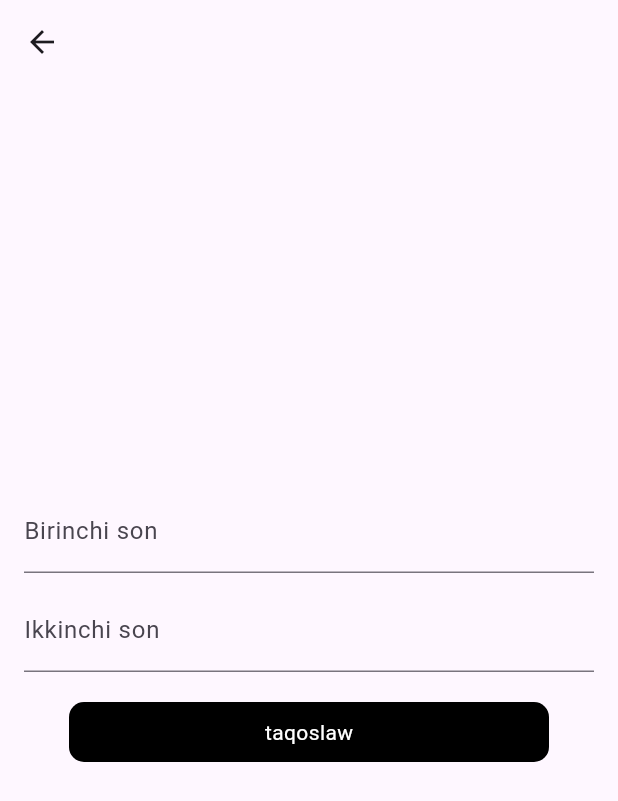
After one commit to islomhon/if-else-trainings, a Flutter app: the screen it shows after launch, after a tap on "Comparison", on a phone screen of 412 x 824 dp. The commit adds this screen. Shown: the top 801 px of the screen. Run offline on Flutter 3.47's test engine with Material 3 defaults, Android fonts, the phone set to English and light mode, and no system bars.

Commit message:
main sahifasi ozgardi va yana 2ta mashq joylandi

```diff
--- /dev/null
+++ b/lib/GridConstants.dart
@@ -0,0 +1,31 @@
+import 'package:flutter/material.dart';
+
+class PageContainer extends StatelessWidget {
+  final String pageName;
+  final Widget page;
+
+  const PageContainer({super.key, required this.pageName, required this.page});
+
+  @override
+  Widget build(BuildContext context) {
+    return InkWell(
+      onTap: () {
+        Navigator.push(context, MaterialPageRoute(builder: (context) => page));
+      },
+      child: Container(
+        padding: EdgeInsets.all(12),
+        decoration: BoxDecoration(
+          color: Colors.black,
+          borderRadius: BorderRadius.circular(20),
+        ),
+        child: Center(
+          child: Text(
+            pageName,
+            style: const TextStyle(
+                color: Colors.white, fontSize: 14, fontWeight: FontWeight.bold),
+          ),
+        ),
+      ),
+    );
+  }
+}
--- a/lib/main.dart
+++ b/lib/main.dart
@@ -1,19 +1,66 @@
 import 'package:flutter/material.dart';
+import 'package:if_else/GridConstants.dart';
 import 'package:if_else/test1.dart';
 import 'package:if_else/test2.dart';
 import 'package:if_else/test3.dart';
+import 'package:if_else/test4.dart';
 
 void main() {
   runApp(const MyApp());
 }
-class MyApp extends StatelessWidget {
+
+class MyApp extends StatefulWidget {
   const MyApp({super.key});
 
   @override
+  State<MyApp> createState() => _MyAppState();
+}
+
+class _MyAppState extends State<MyApp> {
+  @override
   Widget build(BuildContext context) {
-    return  MaterialApp(debugShowCheckedModeBanner: false,
-      home: Containers()
-
+    return MaterialApp(
+      debugShowCheckedModeBanner: false,
+      home: Scaffold(
+        appBar: AppBar(
+          title: Text('if else mashqlar'),
+        ),
+        body: Padding(
+          padding: EdgeInsets.symmetric(horizontal: 20, vertical: 20),
+          child: Column(
+            children: [
+              Container(
+                padding: EdgeInsets.all(15),
+                width: double.infinity,
+                height: 400,
+                child: GridView(
+                  gridDelegate: SliverGridDelegateWithFixedCrossAxisCount(
+                    crossAxisCount: 2,
+                    mainAxisSpacing: 10,
+                    crossAxisSpacing: 10,
+                  ),
+                  children: [
+                    PageContainer(
+                      pageName: 'containers',
+                      page: Containers(),
+                    ),
+                    PageContainer(
+                      pageName: 'log in',
+                      page: M(),
+                    ),
+                    PageContainer(
+                      pageName: 'number img',
+                      page: ImageTestScreen(),
+                    ),
+                    PageContainer(
+                        pageName: 'Comparison', page: NumberComparisonScreen())
+                  ],
+                ),
+              )
+            ],
+          ),
+        ),
+      ),
     );
   }
 }
--- a/lib/test1.dart
+++ b/lib/test1.dart
@@ -28,6 +28,7 @@ class _ContainersState extends State<Containers> {
   @override
   Widget build(BuildContext context) {
     return Scaffold(
+      appBar: AppBar(),
       body: Center(
         child: Column(
             mainAxisAlignment: MainAxisAlignment.spaceAround,
--- a/lib/test2.dart
+++ b/lib/test2.dart
@@ -30,6 +30,7 @@ class _MState extends State<M> {
   @override
   Widget build(BuildContext context) {
     return Scaffold(
+      appBar: AppBar(),
         body: Padding(
       padding: const EdgeInsets.symmetric(horizontal: 20),
       child: Center(
--- /dev/null
+++ b/lib/test4.dart
@@ -0,0 +1,83 @@
+import 'package:flutter/material.dart';
+
+class NumberComparisonScreen extends StatefulWidget {
+  @override
+  _NumberComparisonScreenState createState() => _NumberComparisonScreenState();
+}
+
+class _NumberComparisonScreenState extends State<NumberComparisonScreen> {
+  final TextEditingController _controller1 = TextEditingController();
+  final TextEditingController _controller2 = TextEditingController();
+  String javob = "";
+
+  void funksiya() {
+    double? num1 = double.tryParse(_controller1.text);
+    double? num2 = double.tryParse(_controller2.text);
+
+    if (num1 == null || num2 == null) {
+      setState(() {
+        javob = "Iltimos sonlarni kiriting";
+      });
+      return;
+    }
+
+    setState(() {
+      if (num1 > num2) {
+        javob = "$num1 katta";
+      } else if (num1 < num2) {
+        javob = "$num2 katta";
+      } else {
+        javob = "ikalasi teng";
+      }
+    });
+  }
+
+  @override
+  Widget build(BuildContext context) {
+    return Scaffold(
+      appBar: AppBar(),
+      body: Padding(
+        padding: const EdgeInsets.all(16.0),
+        child: Column(
+          mainAxisAlignment: MainAxisAlignment.center,
+          children: [
+            TextField(
+              controller: _controller1,
+              keyboardType: TextInputType.number,
+              decoration: InputDecoration(labelText: "Birinchi son"),
+            ),
+            SizedBox(height: 10),
+            TextField(
+              controller: _controller2,
+              keyboardType: TextInputType.number,
+              decoration: InputDecoration(labelText: "Ikkinchi son"),
+            ),
+            SizedBox(height: 20),
+            InkWell(
+              onTap: funksiya,
+              child: Padding(
+                padding: const EdgeInsets.symmetric(horizontal: 30),
+                child: Container(
+                    padding: EdgeInsets.all(10),
+                    decoration: BoxDecoration(
+                      borderRadius: BorderRadius.circular(10),
+                      color: Colors.black,
+                    ),
+                    child: Center(
+                        child: Text(
+                      "taqoslaw",
+                      style: TextStyle(color: Colors.white),
+                    ))),
+              ),
+            ),
+            SizedBox(height: 20),
+            Text(
+              javob,
+              style: TextStyle(fontSize: 18, fontWeight: FontWeight.bold),
+            ),
+          ],
+        ),
+      ),
+    );
+  }
+}
```
Also changed, not shown: lib/test3.dart (+16 -9 lines), pubspec.lock, 1 other file.
